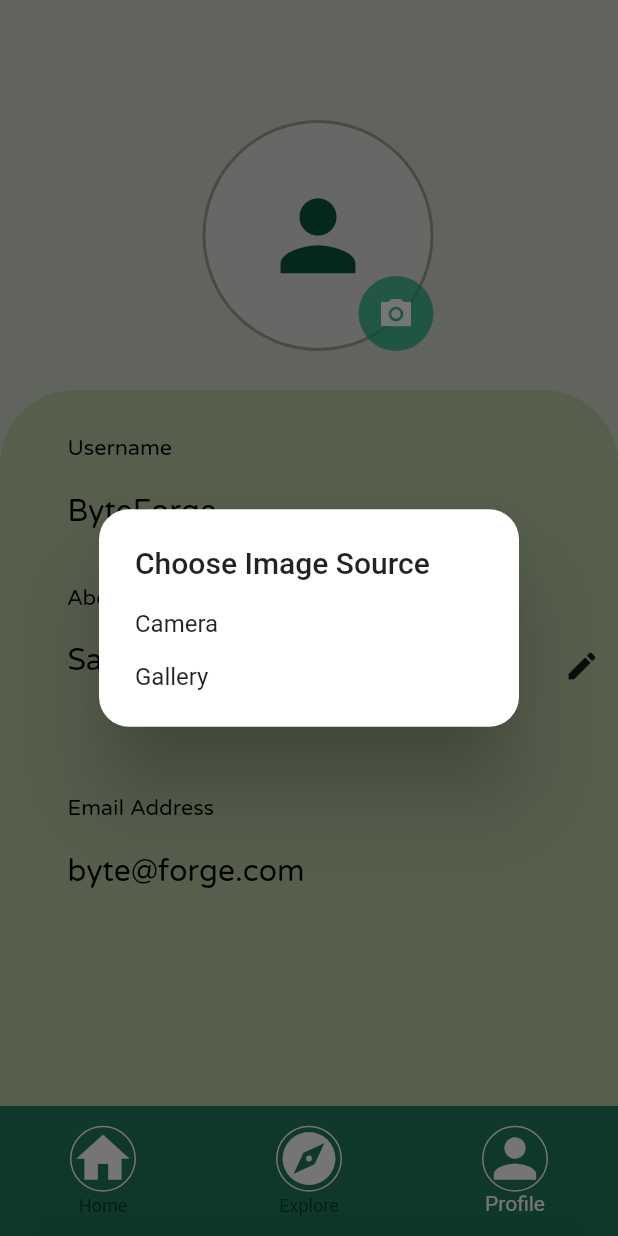
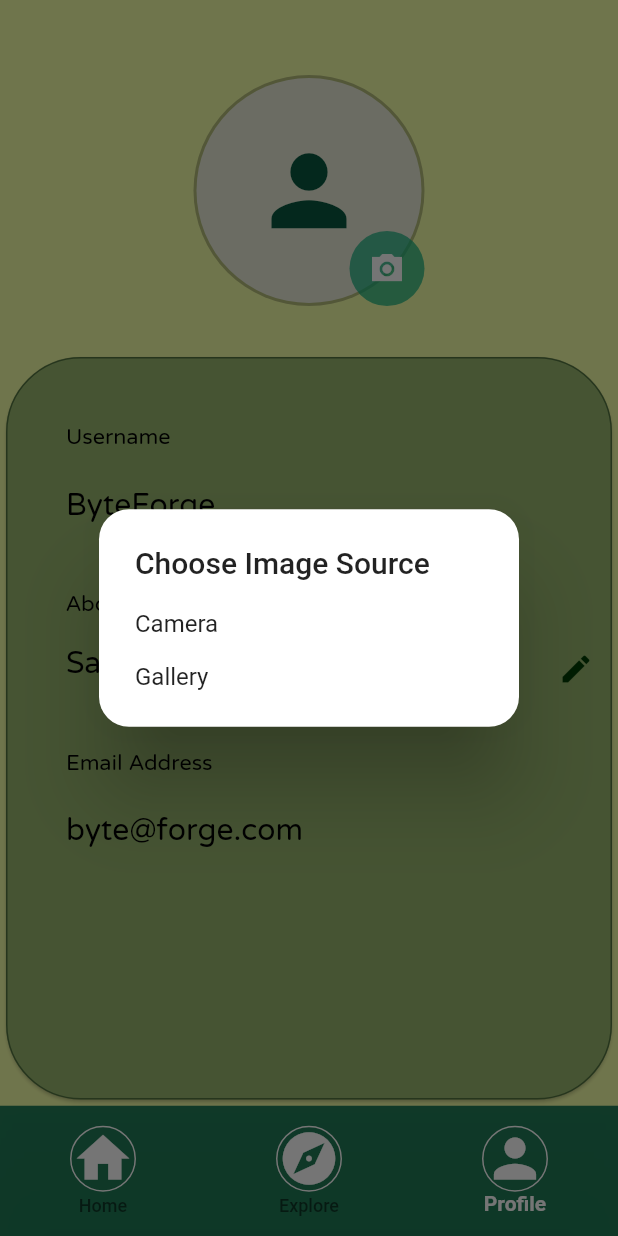
Before and after one commit to spellsharp/trasheroo, a Flutter app: the screen it shows after launch, item 3 of the bottom bar chosen, after a tap on the "camera alt" icon, on a phone screen of 412 x 824 dp. Run offline on Flutter 3.47's test engine with Material 2 defaults, Android fonts, the phone set to English and light mode, and no system bars; our stand-ins replace dotted_border, drop_shadow, firebase_auth, firebase_core, font_awesome_flutter, image_picker and 2 more; missing offline and left inert: flutter_osm_plugin; accounts and stored records are empty.

Commit message:
Edited the UI

```diff
--- a/lib/Explore.dart
+++ b/lib/Explore.dart
@@ -36,7 +36,7 @@ class _ExploreCardState extends State<ExploreCard> {
         child: Card(
             shape: RoundedRectangleBorder(
               side: BorderSide(
-                color: Color.fromARGB(255, 234, 240, 226),
+                color: Color.fromRGBO(0, 24, 2, 0.498),
               ),
               borderRadius: BorderRadius.circular(20.0),
             ),
@@ -45,7 +45,7 @@ class _ExploreCardState extends State<ExploreCard> {
               width: 337,
               decoration: BoxDecoration(
                 borderRadius: BorderRadius.all(Radius.circular(20)),
-                color: Color.fromARGB(100, 152, 183, 111),
+                color: Color.fromRGBO(152, 183, 111, 0.8),
               ),
               child: Column(
                 crossAxisAlignment: CrossAxisAlignment.center,
@@ -64,7 +64,7 @@ class _ExploreCardState extends State<ExploreCard> {
                             Text(
                               widget.cardData,
                               style: TextStyle(
-                                  color: Color.fromARGB(255, 56, 72, 41),
+                                  color: Color.fromRGBO(33, 42, 24, 1),
                                   fontSize: 18,
                                   fontFamily: 'NTR'),
                             ),
@@ -72,7 +72,7 @@ class _ExploreCardState extends State<ExploreCard> {
                             Text(
                               widget.cardDescription,
                               style: TextStyle(
-                                  color: Color.fromARGB(255, 56, 72, 41),
+                                  color: Color.fromRGBO(33, 42, 24, 1),
                                   fontSize: 14,
                                   fontFamily: 'NTR'),
                             ),
@@ -80,7 +80,7 @@ class _ExploreCardState extends State<ExploreCard> {
                             Text(
                               widget.coordinates,
                               style: TextStyle(
-                                  color: Color.fromARGB(255, 56, 72, 41),
+                                  color: Color.fromRGBO(33, 42, 24, 1),
                                   fontSize: 10,
                                   fontFamily: 'NTR'),
                             ),
@@ -158,14 +158,13 @@ class _ExploreState extends State<Explore> {
   Widget build(BuildContext context) {
     return Scaffold(
       // backgroundColor: const Color.fromRGBO(243, 255, 166, 1),
-      backgroundColor: Color.fromARGB(50, 46, 87, 0),
+      // backgroundColor: Color.fromARGB(48, 136, 255, 0),
+      backgroundColor: Color.fromRGBO(243, 255, 166, 1),
 
       body: Container(
         child: SingleChildScrollView(
           child: Stack(
             children: [
-              Opacity(
-                  opacity: 0.2, child: Image.asset('assets/vineDropNoBG.jpg')),
               Column(
                 children: [
                   SizedBox(
--- a/lib/Feedback.dart
+++ b/lib/Feedback.dart
@@ -37,6 +37,7 @@ class _FeedbackPageState extends State<FeedbackPage> {
     return Scaffold(
       backgroundColor: Color.fromRGBO(243, 255, 166, 1),
       appBar: AppBar(
+        toolbarHeight: 73,
         title: Text('Feedback'),
       ),
       body: SingleChildScrollView(
--- a/lib/HomePage.dart
+++ b/lib/HomePage.dart
@@ -40,7 +40,7 @@ class _RightCardState extends State<RightCard> {
         child: Card(
           shape: RoundedRectangleBorder(
             side: BorderSide(
-              color: Color.fromARGB(255, 224, 224, 224),
+              color: Color.fromRGBO(0, 24, 2, 0.498),
             ),
             borderRadius: BorderRadius.circular(20.0),
           ),
@@ -49,7 +49,7 @@ class _RightCardState extends State<RightCard> {
             width: 337,
             decoration: BoxDecoration(
               borderRadius: BorderRadius.all(Radius.circular(20)),
-              color: Color.fromARGB(255, 234, 240, 226),
+              color: Color.fromRGBO(152, 183, 111, 0.8),
             ),
             child: Column(
               crossAxisAlignment: CrossAxisAlignment.center,
@@ -67,19 +67,19 @@ class _RightCardState extends State<RightCard> {
                         children: [
                           Text(widget.cardData,
                               style: TextStyle(
-                                  color: Color.fromARGB(255, 0, 0, 0),
+                                  color: Color.fromRGBO(33, 42, 24, 1),
                                   fontSize: 18,
                                   fontFamily: 'NTR')),
                           SizedBox(width: 10),
                           Text(widget.cardDescription,
                               style: TextStyle(
-                                  color: Color.fromARGB(255, 0, 0, 0),
+                                  color: Color.fromRGBO(33, 42, 24, 1),
                                   fontSize: 14,
                                   fontFamily: 'NTR')),
                           SizedBox(width: 10),
                           Text(widget.coordinates,
                               style: TextStyle(
-                                  color: Color.fromARGB(255, 0, 0, 0),
+                                  color: Color.fromRGBO(33, 42, 24, 1),
                                   fontSize: 10,
                                   fontFamily: 'NTR')),
                         ],
@@ -351,7 +351,9 @@ class _HomeState extends State<Home> {
     final double appBarHeight = AppBar().preferredSize.height;
     return Scaffold(
       key: _scaffoldKey,
-      backgroundColor: Color.fromARGB(50, 46, 87, 0),
+      // backgroundColor: Color.fromARGB(49, 255, 255, 255),
+      backgroundColor: Color.fromRGBO(243, 255, 166, 1),
+
       appBar: AppBar(
         titleSpacing: 0,
         title: Row(
@@ -376,9 +378,9 @@ class _HomeState extends State<Home> {
             )
           ],
         ),
-        shape: const RoundedRectangleBorder(
-          borderRadius: BorderRadius.vertical(bottom: Radius.circular(15)),
-        ),
+        // shape: const RoundedRectangleBorder(
+        //   borderRadius: BorderRadius.vertical(bottom: Radius.circular(15)),
+        // ),
         toolbarHeight: 73,
       ),
       drawer: Theme(
@@ -389,7 +391,7 @@ class _HomeState extends State<Home> {
       ),
       body: SingleChildScrollView(
         child: Stack(children: [
-          Opacity(opacity: 0.2, child: Image.asset('assets/BG.png')),
+          // Opacity(opacity: 0.2, child: Image.asset('assets/BG.png')),
           // Opacity(opacity: 0.2, child: Image.asset('assets/climberNoBG.jpg')),
           Column(
             children: [
@@ -398,7 +400,7 @@ class _HomeState extends State<Home> {
               ),
               Row(
                 children: [
-                  SizedBox(width: 15),
+                  SizedBox(width: 8.5),
                   Column(
                     crossAxisAlignment: CrossAxisAlignment.center,
                     children: [
--- a/lib/Profile.dart
+++ b/lib/Profile.dart
@@ -94,7 +94,10 @@ class ProfileState extends State<Profile> {
           ),
           IconButton(
             onPressed: toggleEdit,
-            icon: const Icon(Icons.edit),
+            icon: const Icon(
+              Icons.edit,
+              color: Color.fromARGB(255, 0, 61, 2),
+            ),
           ),
         ],
       );
@@ -104,14 +107,11 @@ class ProfileState extends State<Profile> {
   @override
   Widget build(BuildContext context) {
     return Scaffold(
-      backgroundColor: Color.fromARGB(50, 46, 87, 0),
+      backgroundColor: Color.fromRGBO(243, 255, 166, 1),
       body: Column(
         children: [
-          Expanded(
-            child: Stack(
-              children: [
+          Container(height: 50),
           Container(
-                  margin: const EdgeInsets.only(top: 80, left: 135),
             child: Stack(
               children: [
                 if (image == null)
@@ -156,10 +156,7 @@ class ProfileState extends State<Profile> {
                             builder: (BuildContext context) {
                               return AlertDialog(
                                 shape: RoundedRectangleBorder(
-                                          borderRadius:
-                                              BorderRadius.circular(20)),
-                                      // backgroundColor: const Color.fromRGBO(
-                                      //     243, 255, 166, 1),
+                                    borderRadius: BorderRadius.circular(20)),
                                 title: Text('Choose Image Source'),
                                 content: SingleChildScrollView(
                                   child: ListBody(
@@ -168,8 +165,7 @@ class ProfileState extends State<Profile> {
                                         child: Text('Camera'),
                                         onTap: () => pickImageC(),
                                       ),
-                                            Padding(
-                                                padding: EdgeInsets.all(8.0)),
+                                      Padding(padding: EdgeInsets.all(8.0)),
                                       GestureDetector(
                                         child: Text('Gallery'),
                                         onTap: () => pickImage(),
@@ -190,47 +186,41 @@ class ProfileState extends State<Profile> {
                           ),
                         ),
                       )
-                            // GestureDetector(
-                            //   onTap: () => pickImage(),
-                            //   child: const CircleAvatar(
-                            //     radius: 18,
-                            //     backgroundColor: Color(0xB30CAD7B),
-                            //     child: Icon(
-                            //       Icons.camera_alt_sharp,
-                            //       color: Colors.white,
-                            //     ),
-                            //   ),
-                            // ),
                     ],
                   ),
                 ),
               ],
             ),
           ),
-                Container(
-                  margin: const EdgeInsets.only(top: 260),
+          Container(height: 30),
+          Expanded(
+            child: Card(
+              shape: RoundedRectangleBorder(
+                  side: BorderSide(
+                    color: Color.fromRGBO(12, 48, 15, 0.498),
+                  ),
+                  // borderRadius: BorderRadius.only(
+                  //     topLeft: Radius.circular(50.0),
+                  //     topRight: Radius.circular(50.0),
+                  //   ),
+                  borderRadius: BorderRadius.circular(50)),
+              color: Color.fromRGBO(152, 183, 111, 1),
+              child: Container(
                 decoration: const BoxDecoration(
                   borderRadius: BorderRadius.only(
                     topLeft: Radius.circular(50.0),
                     topRight: Radius.circular(50.0),
                   ),
-                    // color: Color.fromARGB(255, 137, 190, 165)
-                    color: Color.fromARGB(100, 152, 183, 111),
-
-                    // gradient: LinearGradient(
-                    //   colors: [
-                    //     Color(0xffF3FFA6),
-                    //     Color(0xffC4D26D),
-                    //     Color(0xff98D26D),
-                    //     Color(0xff77C23E),
-                    //   ],
-                    //   begin: Alignment.bottomCenter,
-                    //   end: Alignment.topCenter,
-                    // ),
+                  // color: Color.fromARGB(70, 86, 119, 42),
                 ),
-                ),
-                Container(
-                  margin: const EdgeInsets.only(top: 280, left: 45),
+                child: SingleChildScrollView(
+                  child: Column(
+                    crossAxisAlignment: CrossAxisAlignment.start,
+                    children: [
+                      SizedBox(height: 25),
+                      Padding(
+                        padding: const EdgeInsets.only(left: 40.0, top: 10),
+                        child: Container(
                           child: const Text(
                             'Username',
                             style: TextStyle(
@@ -241,8 +231,10 @@ class ProfileState extends State<Profile> {
                             ),
                           ),
                         ),
-                Container(
-                  margin: const EdgeInsets.only(top: 315, left: 45),
+                      ),
+                      Padding(
+                        padding: const EdgeInsets.only(left: 40.0, bottom: 20),
+                        child: Container(
                           child: const Text(
                             'ByteForge', // backend
                             style: TextStyle(
@@ -253,8 +245,10 @@ class ProfileState extends State<Profile> {
                             ),
                           ),
                         ),
-                Container(
-                  margin: const EdgeInsets.only(top: 380, left: 45),
+                      ),
+                      Padding(
+                        padding: const EdgeInsets.only(left: 40.0),
+                        child: Container(
                           child: const Text(
                             'About',
                             style: TextStyle(
@@ -265,12 +259,18 @@ class ProfileState extends State<Profile> {
                             ),
                           ),
                         ),
-                Container(
-                  margin: const EdgeInsets.only(top: 420, left: 45),
-                  child: SizedBox(width: double.infinity, child: buildabout()),
                       ),
-                Container(
-                  margin: const EdgeInsets.only(top: 520, left: 45),
+                      Padding(
+                        padding: const EdgeInsets.only(left: 40.0, bottom: 20),
+                        child: Container(
+                          child: SizedBox(
+                              width: double.infinity, child: buildabout()),
+                        ),
+                      ),
+                      // SizedBox(height: 50),
+                      Padding(
+                        padding: const EdgeInsets.only(left: 40.0),
+                        child: Container(
                           child: const Text(
                             'Email Address',
                             style: TextStyle(
@@ -281,8 +281,10 @@ class ProfileState extends State<Profile> {
                             ),
                           ),
                         ),
-                Container(
-                  margin: const EdgeInsets.only(top: 555, left: 45),
+                      ),
+                      Padding(
+                        padding: const EdgeInsets.only(left: 40.0),
+                        child: Container(
                           child: const Text(
                             'byte@forge.com',
                             style: TextStyle(
@@ -293,7 +295,12 @@ class ProfileState extends State<Profile> {
                             ),
                           ),
                         ),
+                      ),
+                      // SizedBox(height: 58)
                     ],
+                  ),
+                ),
+              ),
             ),
           ),
         ],
--- a/lib/Volunteer.dart
+++ b/lib/Volunteer.dart
@@ -1,4 +1,5 @@
 import 'package:flutter/material.dart';
+import 'package:trasheroo/main.dart';
 import 'dart:io';
 import 'HomePage.dart';
 import 'package:table_calendar/table_calendar.dart';
@@ -6,6 +7,7 @@ import 'Map.dart';
 import 'RouteDistance.dart';
 import 'package:location/location.dart';
 import 'FullMap.dart';
+import 'main.dart';
 
 class Volunteer extends StatefulWidget {
   final cardData;
@@ -86,7 +88,8 @@ class VolunteerState extends State<Volunteer> {
       child: SafeArea(
         child: Scaffold(
           // backgroundColor: const Color.fromRGBO(243, 255, 166, 1),
-          backgroundColor: Color.fromARGB(255, 199, 209, 189),
+          // backgroundColor: Color.fromARGB(48, 136, 255, 0),
+          backgroundColor: Color.fromRGBO(243, 255, 166, 1),
 
           appBar: AppBar(
             titleSpacing: 0,
@@ -102,9 +105,9 @@ class VolunteerState extends State<Volunteer> {
                 ),
               ],
             ),
-            shape: const RoundedRectangleBorder(
-              borderRadius: BorderRadius.vertical(bottom: Radius.circular(15)),
-            ),
+            // shape: const RoundedRectangleBorder(
+            //   borderRadius: BorderRadius.vertical(bottom: Radius.circular(15)),
+            // ),
             toolbarHeight: 73,
           ),
           body: SingleChildScrollView(
@@ -221,7 +224,8 @@ class VolunteerState extends State<Volunteer> {
                     _submitIssue();
                     Navigator.push(
                       context,
-                      MaterialPageRoute(builder: (context) => Home()),
+                      MaterialPageRoute(
+                          builder: (context) => MyHomePage(title: "Oombu")),
                     );
                   }),
                   child: Text(
--- a/lib/main.dart
+++ b/lib/main.dart
@@ -85,8 +85,7 @@ class _MyHomePageState extends State<MyHomePage> {
       },
       child: SafeArea(
         child: Scaffold(
-          // backgroundColor: const Color.fromRGBO(243, 255, 166, 1),
-
+          backgroundColor: Color.fromRGBO(243, 255, 166, 1),
           bottomNavigationBar: Container(
             decoration: const BoxDecoration(
               borderRadius: BorderRadius.only(
@@ -139,6 +138,13 @@ class _MyHomePageState extends State<MyHomePage> {
                   ),
                 ],
                 currentIndex: _selectedIndex,
+                unselectedLabelStyle: TextStyle(
+                    color: Color.fromARGB(255, 107, 107, 107),
+                    fontWeight: FontWeight.w500),
+                selectedLabelStyle: TextStyle(
+                  color: Colors.white,
+                  fontWeight: FontWeight.w700,
+                ),
                 selectedItemColor: Color.fromARGB(255, 255, 255, 255),
                 onTap: _onItemTapped,
               ),
--- a/lib/postIssue.dart
+++ b/lib/postIssue.dart
@@ -2,7 +2,6 @@ import 'package:flutter/material.dart';
 import 'dart:io';
 import 'HomePage.dart';
 import 'Map.dart';
-// import 'RouteDistance.dart';
 
 class PostIssue extends StatefulWidget {
   final File? imageFile;
@@ -26,7 +25,6 @@ class _PostIssueState extends State<PostIssue> {
         await Future.delayed(Duration(milliseconds: 1500));
       },
       child: Scaffold(
-        // backgroundColor: const Color.fromRGBO(243, 255, 166, 1),
         appBar: AppBar(
           titleSpacing: 0,
           title: Row(
@@ -41,13 +39,9 @@ class _PostIssueState extends State<PostIssue> {
               ),
             ],
           ),
-          shape: const RoundedRectangleBorder(
-            borderRadius: BorderRadius.vertical(bottom: Radius.circular(15)),
-          ),
           toolbarHeight: 73,
         ),
         body: SingleChildScrollView(
-          // physics: NeverScrollableScrollPhysics(),
           child: Column(
             children: [
               SizedBox(
```
Lines whose indentation alone changed are shown as unchanged.
